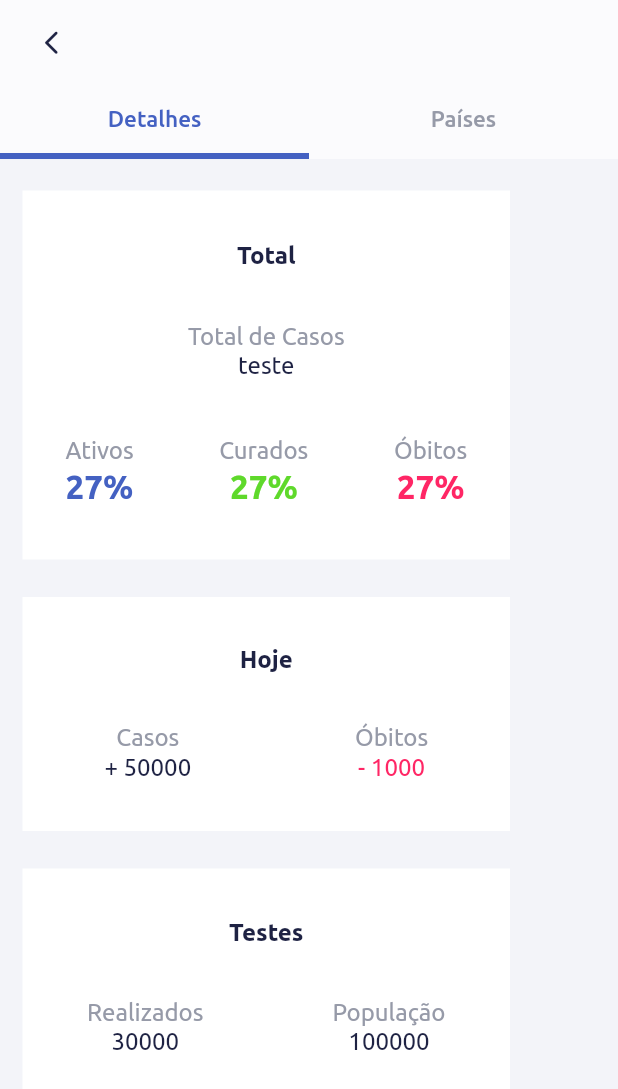
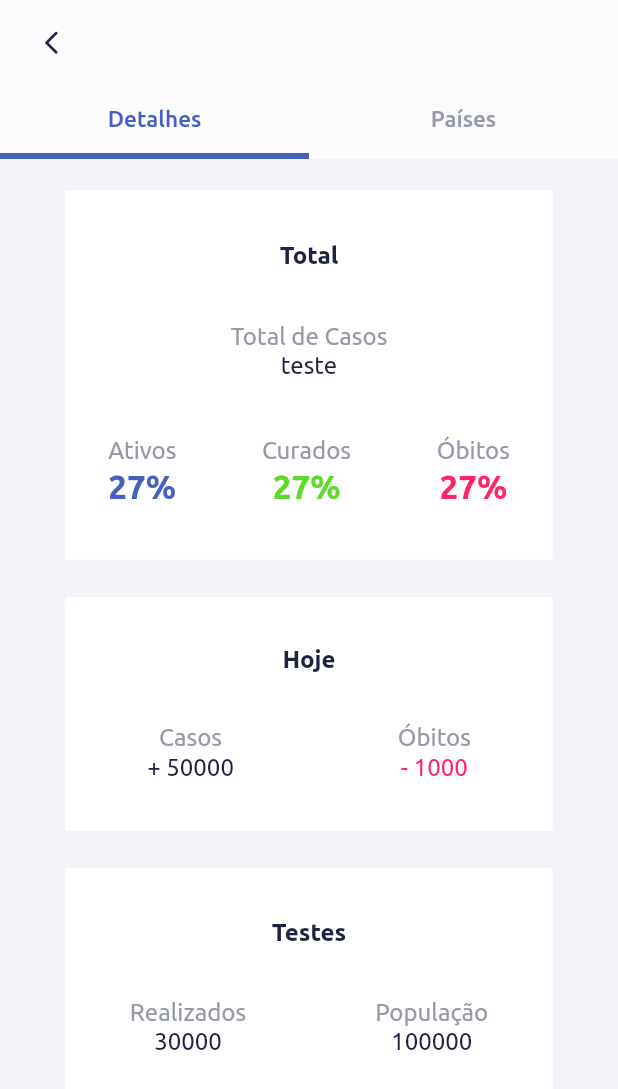
Before and after one commit to savioti/study_flutter_provider, a Flutter app: the ContinentOverviewPage screen opened directly with empty values, on a phone screen of 412 x 824 dp. Shown: the top 1089 px of the screen. Run offline on Flutter 3.47's test engine with Material 2 defaults, Android fonts, the phone set to English and light mode, and no system bars; our stand-ins replace dio; network calls fail; statements that could not run were skipped.

Commit message:
removendo widgets desnecessários

```diff
--- a/lib/app/shared/widgets/tab_continent_details.dart
+++ b/lib/app/shared/widgets/tab_continent_details.dart
@@ -15,8 +15,6 @@ class ContinentDetailsTab extends StatelessWidget {
       child: Column(
         mainAxisAlignment: MainAxisAlignment.spaceAround,
         crossAxisAlignment: CrossAxisAlignment.center,
-        children: [
-          Row(
         children: [
           Container(
             color: Colors.white,
@@ -73,12 +71,8 @@ class ContinentDetailsTab extends StatelessWidget {
                 ),
               ],
             ),
-              )
-            ],
           ),
           SeparatorRow(),
-          Row(
-            children: [
           Container(
             color: Colors.white,
             width: 325.0,
@@ -110,12 +104,8 @@ class ContinentDetailsTab extends StatelessWidget {
                 ),
               ],
             ),
-              )
-            ],
           ),
           SeparatorRow(),
-          Row(
-            children: [
           Container(
             color: Colors.white,
             width: 325.0,
@@ -146,8 +136,6 @@ class ContinentDetailsTab extends StatelessWidget {
                 ),
               ],
             ),
-              )
-            ],
           ),
         ],
       ),
```
Lines whose indentation alone changed are shown as unchanged.
